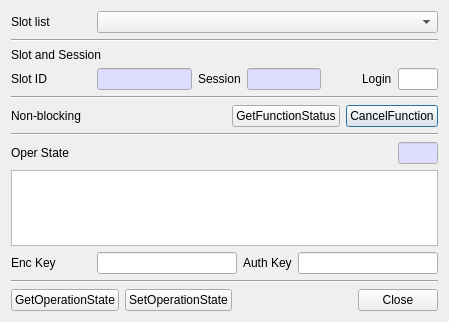
Before: the Qt Designer form CryptokiMan/oper_state_dlg.ui in jykim74/CryptokiMan, drawn with Qt 5.
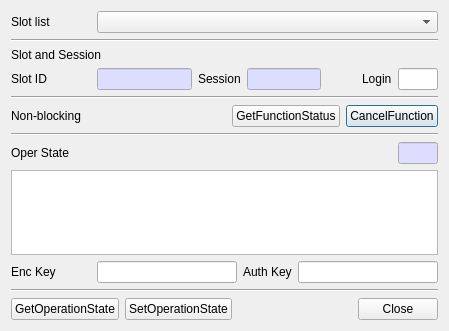
After: the same form once the commit is applied.

Patch:
```diff
--- a/CryptokiMan/oper_state_dlg.ui
+++ b/CryptokiMan/oper_state_dlg.ui
@@ -7,7 +7,7 @@
     <x>0</x>
     <y>0</y>
     <width>449</width>
-    <height>322</height>
+    <height>331</height>
    </rect>
   </property>
   <property name="windowTitle">
```
Left out of the diff: 3 changed lines with no effect on the pictures.
